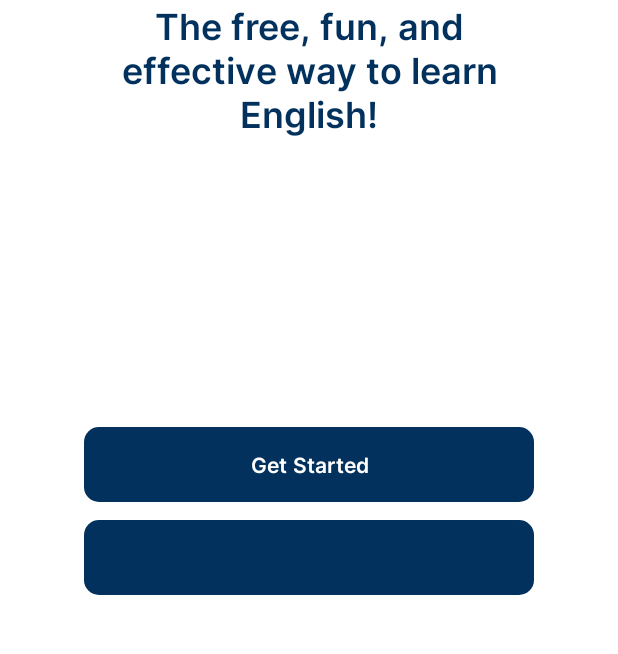
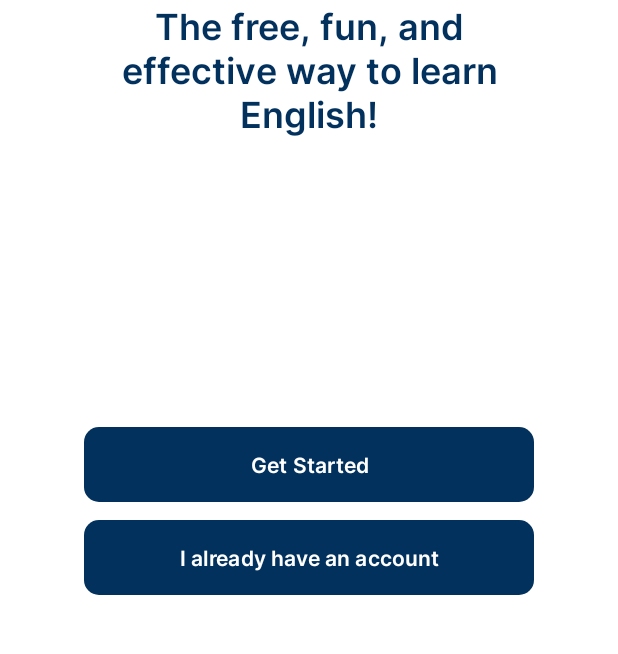
Before and after one commit to GymnastiarR/Mr.Gupazz, an Android app: the screen it shows after launch (MainActivity), on a phone screen of 412 x 824 dp, the part 566-1220 px from its top. Run offline under Robolectric (Android 15) with nearby library versions, the phone set to English and light mode, and no system bars.

Commit message:
fix button medium

```diff
--- a/app/src/main/res/drawable/rounded.xml
+++ b/app/src/main/res/drawable/rounded.xml
@@ -1,5 +1,4 @@
 <shape xmlns:android="http://schemas.android.com/apk/res/android"
     android:shape="rectangle">
-    <solid android:color="@color/secondary_red_1"/>
     <corners android:radius="10dp"/> <!-- Ubah nilai radius sesuai keinginan -->
 </shape>
--- a/app/src/main/res/values/themes.xml
+++ b/app/src/main/res/values/themes.xml
@@ -20,14 +20,12 @@
         <item name="android:layout_height">50dp</item>
         <item name="android:layout_width">299dp</item>
         <item name="android:fontFamily">@font/inter_semi_bold</item>
-        <item name="android:textColor">@color/primary_blue</item>
-        <item name="android:backgroundTint">@color/primary_white</item>
+        <item name="android:textColor">@color/primary_white</item>
         <item name="layout_constraintWidth_percent">0.9</item>
     </style>
 
     <style name="MediumButton.Blue" parent="MediumButton">
         <item name="android:backgroundTint">@color/primary_blue</item>
-        <item name="android:textColor">@color/primary_white</item>
     </style>
 
     <style name="MediumButton.Red" parent="MediumButton">
```
